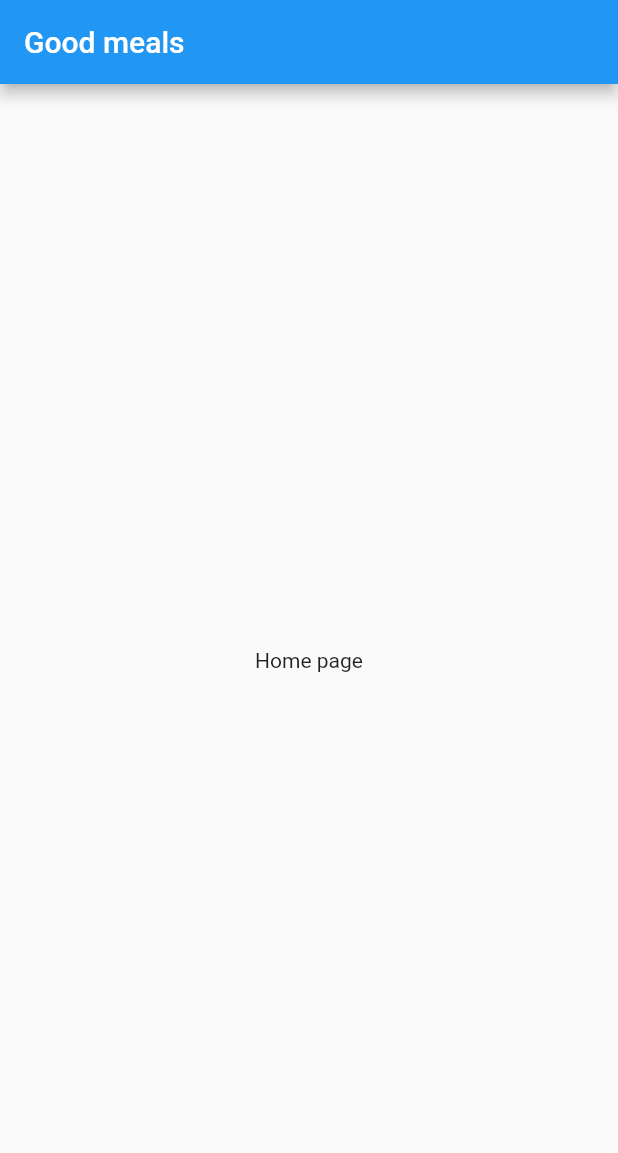
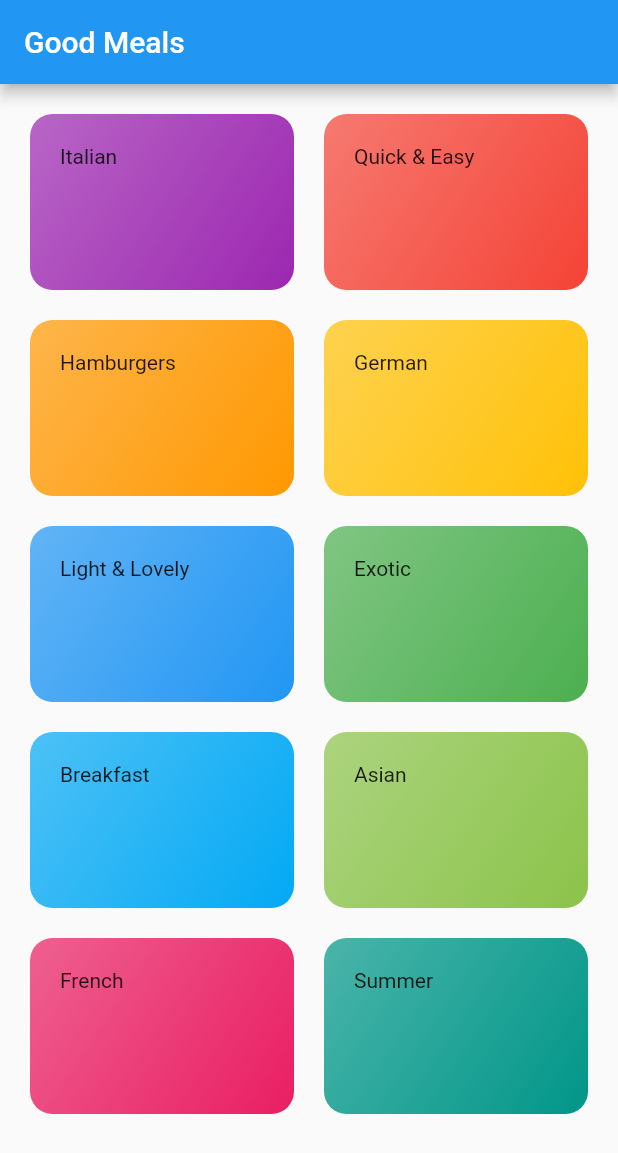
Before and after one commit to JayaSupriya-Somasani/Meals_app_flutter, a Flutter app: the screen it shows after launch, on a phone screen of 412 x 824 dp. Shown: the top 1153 px of the screen. Run offline on Flutter 3.47's test engine with Material 2 defaults, Android fonts, the phone set to English and light mode, and no system bars.

Commit message:
Category screen is implemented with grid view

```diff
--- /dev/null
+++ b/lib/categories_screen.dart
@@ -0,0 +1,25 @@
+import 'package:flutter/material.dart';
+import './dummy_data.dart';
+import './category_item.dart';
+
+class CategoriesScreen extends StatelessWidget {
+  const CategoriesScreen({Key? key}) : super(key: key);
+
+  @override
+  Widget build(BuildContext context) {
+    return Scaffold(appBar: AppBar(
+      title: const Text("Good Meals"),
+    ),body:  GridView(
+      padding: EdgeInsets.all(20),
+      gridDelegate: const SliverGridDelegateWithMaxCrossAxisExtent(
+          maxCrossAxisExtent: 200,
+          childAspectRatio: 3 / 2,
+          crossAxisSpacing: 20,
+          mainAxisSpacing: 20),
+      children: DUMMY_CATEGORIES.map((categoryData) =>
+          CategoryItem(categoryData.title, categoryData.color))
+          .toList(),
+    ));
+
+  }
+}
--- /dev/null
+++ b/lib/category_item.dart
@@ -0,0 +1,22 @@
+import 'package:flutter/material.dart';
+
+class CategoryItem extends StatelessWidget {
+  final String title;
+  final Color color;
+
+  CategoryItem(this.title, this.color);
+
+  @override
+  Widget build(BuildContext context) {
+    return Container(
+      padding: EdgeInsets.all(20),
+      child: Text(title),
+      decoration: BoxDecoration(
+          gradient: LinearGradient(
+              colors: [color.withOpacity(0.7), color],
+              begin: Alignment.topLeft,
+              end: Alignment.bottomRight),
+      borderRadius: BorderRadius.circular(15)),
+    );
+  }
+}
--- /dev/null
+++ b/lib/dummy_data.dart
@@ -0,0 +1,15 @@
+import './models/category.dart';
+import 'package:flutter/material.dart';
+
+  const DUMMY_CATEGORIES = const [
+    Category( id: 'c1', title: 'Italian', color: Colors.purple),
+    Category( id: 'c2', title: 'Quick & Easy', color: Colors.red),
+    Category( id: 'c3', title: 'Hamburgers', color: Colors.orange),
+    Category( id: 'c4', title: 'German', color: Colors.amber),
+    Category( id: 'c5', title: 'Light & Lovely', color: Colors.blue,),
+    Category( id: 'c6', title: 'Exotic', color: Colors.green),
+    Category( id: 'c7', title: 'Breakfast', color: Colors.lightBlue),
+    Category( id: 'c8', title: 'Asian', color: Colors.lightGreen),
+    Category( id: 'c9', title: 'French', color: Colors.pink),
+    Category( id: 'c10', title: 'Summer', color: Colors.teal),
+];
--- a/lib/main.dart
+++ b/lib/main.dart
@@ -1,4 +1,5 @@
 import 'package:flutter/material.dart';
+import './categories_screen.dart';
 
 void main() {
   runApp(const MyApp());
@@ -15,31 +16,7 @@ class MyApp extends StatelessWidget {
       theme: ThemeData(
         primarySwatch: Colors.blue,
       ),
-      home: const MyHomePage(title: 'Good meals'),
+      home: CategoriesScreen(),
     );
   }
 }
-
-class MyHomePage extends StatefulWidget {
-  const MyHomePage({super.key, required this.title});
-
-  final String title;
-
-  @override
-  State<MyHomePage> createState() => _MyHomePageState();
-}
-
-class _MyHomePageState extends State<MyHomePage> {
-
-  @override
-  Widget build(BuildContext context) {
-    return Scaffold(
-      appBar: AppBar(
-        title: const Text("Good meals"),
-      ),
-      body: const Center(
-        child: Text("Home page"),
-      ),
-    );
-  }
-}
--- /dev/null
+++ b/lib/models/category.dart
@@ -0,0 +1,9 @@
+import 'package:flutter/material.dart';
+
+class Category {
+  final String id;
+  final String title;
+  final Color color;
+
+  const Category({required this.id, required this.title, this.color = Colors.orange});
+}
```
